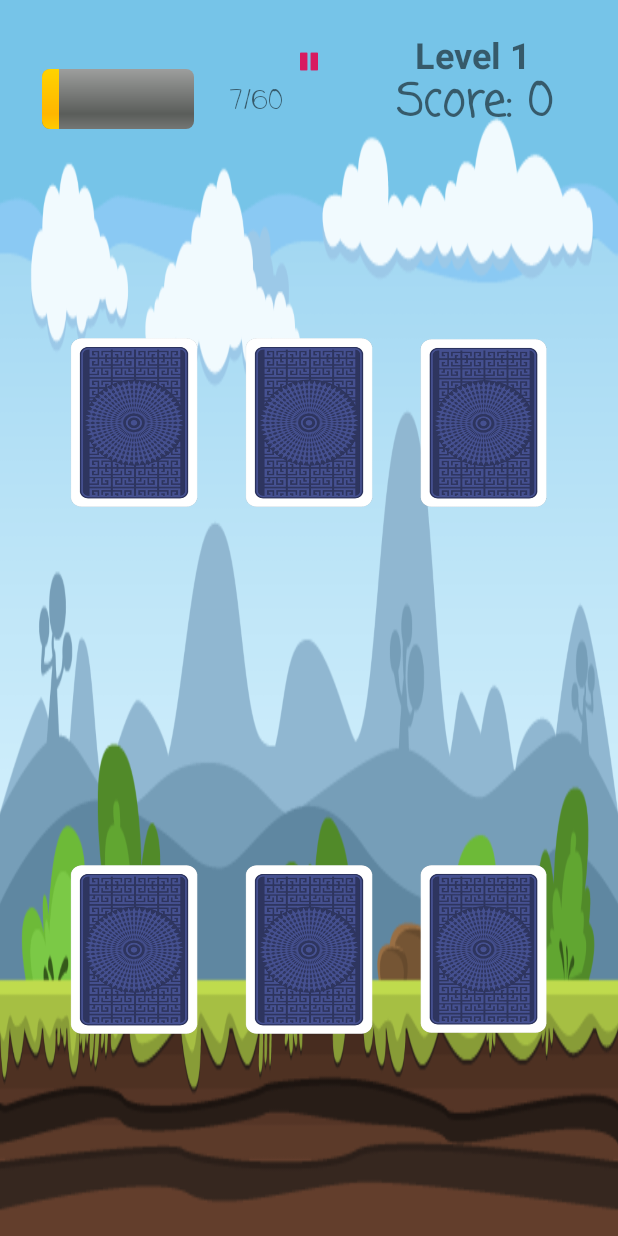
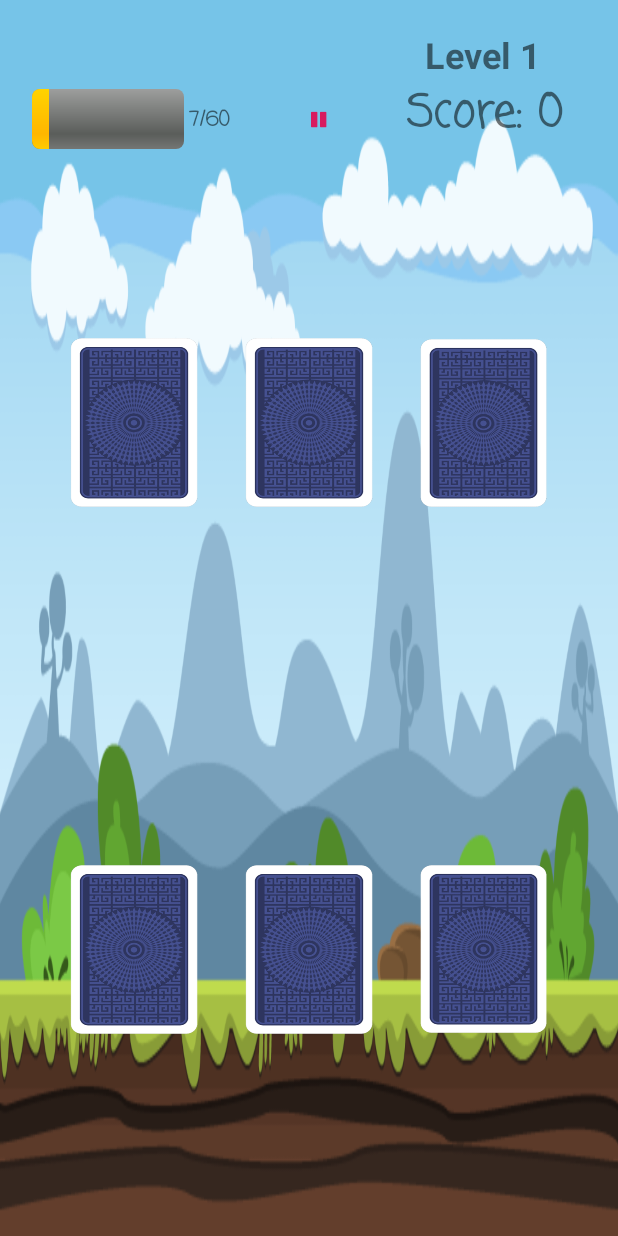
Before and after one commit to Myphan29/ChildrenEnglishGame, an Android app: the MainActivity screen opened directly, with no data from a screen before it, after a tap on an icon or button, on a phone screen of 412 x 824 dp. Run offline under Robolectric (Android 15) with nearby library versions, the phone set to English and light mode, and no system bars; 3 other taps on this screen came first.

Commit message:
fix position button pause

```diff
--- a/app/src/main/java/com/example/us/childrenenglishgame/MainActivity.java
+++ b/app/src/main/java/com/example/us/childrenenglishgame/MainActivity.java
@@ -46,6 +46,7 @@ public class MainActivity extends AppCompatActivity {
         zPause = (Button)findViewById(R.id.btnPause);
         layout= findViewById(R.id.MainLayout);
         layout.setBackgroundResource(R.drawable.background);
+
         //declare font awesome
         Typeface font = Typeface.createFromAsset( getAssets(), "fontawesome-webfont.ttf" );
         zPause.setTypeface(font);
@@ -498,8 +499,8 @@ public class MainActivity extends AppCompatActivity {
                 iv[i].setEnabled(false);
             }
 
-            Handler handler = new Handler();
-            handler.postDelayed(new Runnable() {
+            Handler handlerImage = new Handler();
+            handlerImage.postDelayed(new Runnable() {
                 @Override
                 public void run() {
                     calculate(clickFirst,clickSecond);
--- a/app/src/main/res/layout/activity_main.xml
+++ b/app/src/main/res/layout/activity_main.xml
@@ -14,11 +14,17 @@
     <Button
         android:id="@+id/btnPause"
         style="@style/Widget.AppCompat.Button.Borderless.Colored"
-        android:layout_width="wrap_content"
-        android:layout_height="wrap_content"
-        android:layout_alignBaseline="@+id/txtLevel"
-        android:layout_centerHorizontal="true"
-        android:text="@string/ic_pause" />
+        android:layout_width="65dp"
+        android:layout_height="38dp"
+        android:layout_alignTop="@+id/pbTimer"
+        android:layout_alignParentStart="true"
+        android:layout_alignParentEnd="true"
+        android:layout_marginStart="158dp"
+        android:layout_marginTop="1dp"
+        android:layout_marginEnd="145dp"
+        android:layout_marginBottom="-10dp"
+        android:text="@string/ic_pause"
+        android:textSize="12sp" />
 
     <TextView
         android:id="@+id/txtLevel"
@@ -53,12 +59,28 @@
         android:layout_height="wrap_content"
         android:layout_alignTop="@+id/pbTimer"
         android:layout_alignParentEnd="true"
-        android:layout_marginTop="0dp"
-        android:layout_marginEnd="12dp"
+        android:layout_marginTop="-6dp"
+        android:layout_marginEnd="5dp"
         android:fontFamily="casual"
         android:text="Score: 0"
         android:textAlignment="center"
         android:textSize="30sp"
+        android:textStyle="bold" />
+
+    <TextView
+        android:id="@+id/txtTimer"
+        android:layout_width="wrap_content"
+        android:layout_height="wrap_content"
+        android:layout_alignTop="@+id/pbTimer"
+        android:layout_alignParentStart="true"
+        android:layout_alignParentEnd="true"
+        android:layout_marginStart="110dp"
+        android:layout_marginTop="10dp"
+        android:layout_marginEnd="196dp"
+        android:fontFamily="casual"
+        android:text="0/60"
+        android:textAlignment="viewStart"
+        android:textSize="14sp"
         android:textStyle="bold" />
 
     <ProgressBar
@@ -68,25 +90,12 @@
         android:layout_height="40dp"
         android:layout_alignParentLeft="true"
         android:layout_alignParentTop="true"
-        android:layout_marginLeft="12dp"
-        android:layout_marginTop="30dp"
+        android:layout_marginLeft="5dp"
+        android:layout_marginTop="43dp"
         android:indeterminate="false"
         android:max="100"
         android:minWidth="200dp"
         android:minHeight="50dp"
         android:progress="1" />
 
-    <TextView
-        android:id="@+id/txtTimer"
-        android:layout_width="49dp"
-        android:layout_height="40dp"
-        android:layout_alignTop="@+id/pbTimer"
-        android:layout_alignParentStart="true"
-        android:layout_marginStart="130dp"
-        android:layout_marginTop="8dp"
-        android:fontFamily="casual"
-        android:textAlignment="center"
-        android:textSize="18sp"
-        tools:text="Tim" />
-
 </RelativeLayout>
```
